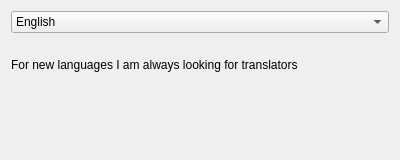
First picture: the form in src/Gui/Preferences/Language/GUI_LanguageChooser.ui, repository Inferno214221/sayonara-player, before the edit.
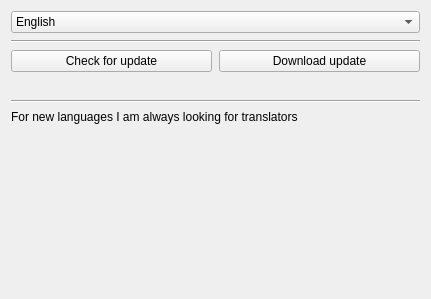
Second picture: the form after the edit. Custom widgets are drawn as their Qt base class.

Commit message: Fetch language from Internet

The edit to the form file:
```diff
--- a/src/Gui/Preferences/Language/GUI_LanguageChooser.ui
+++ b/src/Gui/Preferences/Language/GUI_LanguageChooser.ui
@@ -6,21 +6,59 @@
    <rect>
     <x>0</x>
     <y>0</y>
-    <width>400</width>
-    <height>160</height>
+    <width>431</width>
+    <height>299</height>
    </rect>
   </property>
   <layout class="QGridLayout" name="gridLayout">
-   <item row="1" column="0">
-    <widget class="QLabel" name="label_2">
+   <property name="spacing">
+    <number>7</number>
+   </property>
+   <item row="6" column="0">
+    <widget class="Line" name="line_2">
+     <property name="orientation">
+      <enum>Qt::Horizontal</enum>
+     </property>
+    </widget>
+   </item>
+   <item row="4" column="0">
+    <layout class="QHBoxLayout" name="horizontalLayout">
+     <item>
+      <widget class="QPushButton" name="btn_check_for_update">
+       <property name="text">
+        <string>Check for update</string>
+       </property>
+      </widget>
+     </item>
+     <item>
+      <widget class="QPushButton" name="btn_download">
+       <property name="text">
+        <string>Download update</string>
+       </property>
+      </widget>
+     </item>
+    </layout>
+   </item>
+   <item row="5" column="0">
+    <widget class="QLabel" name="lab_update_info">
      <property name="text">
-      <string>For new languages I am always looking for translators</string>
-     </property>
-     <property name="wordWrap">
-      <bool>true</bool>
+      <string notr="true"/>
      </property>
     </widget>
    </item>
+   <item row="9" column="0">
+    <spacer name="verticalSpacer">
+     <property name="orientation">
+      <enum>Qt::Vertical</enum>
+     </property>
+     <property name="sizeHint" stdset="0">
+      <size>
+       <width>20</width>
+       <height>40</height>
+      </size>
+     </property>
+    </spacer>
+   </item>
    <item row="0" column="0">
     <widget class="Gui::ComboBox" name="combo_lang">
      <property name="currentText">
@@ -33,7 +71,14 @@
      </item>
     </widget>
    </item>
-   <item row="2" column="0">
+   <item row="3" column="0">
+    <widget class="Line" name="line">
+     <property name="orientation">
+      <enum>Qt::Horizontal</enum>
+     </property>
+    </widget>
+   </item>
+   <item row="8" column="0">
     <widget class="QLabel" name="lab_link">
      <property name="text">
       <string notr="true"/>
@@ -46,6 +91,16 @@
      </property>
     </widget>
    </item>
+   <item row="7" column="0">
+    <widget class="QLabel" name="label_2">
+     <property name="text">
+      <string>For new languages I am always looking for translators</string>
+     </property>
+     <property name="wordWrap">
+      <bool>true</bool>
+     </property>
+    </widget>
+   </item>
   </layout>
  </widget>
  <customwidgets>
```
The commit also changes 8 other files.
